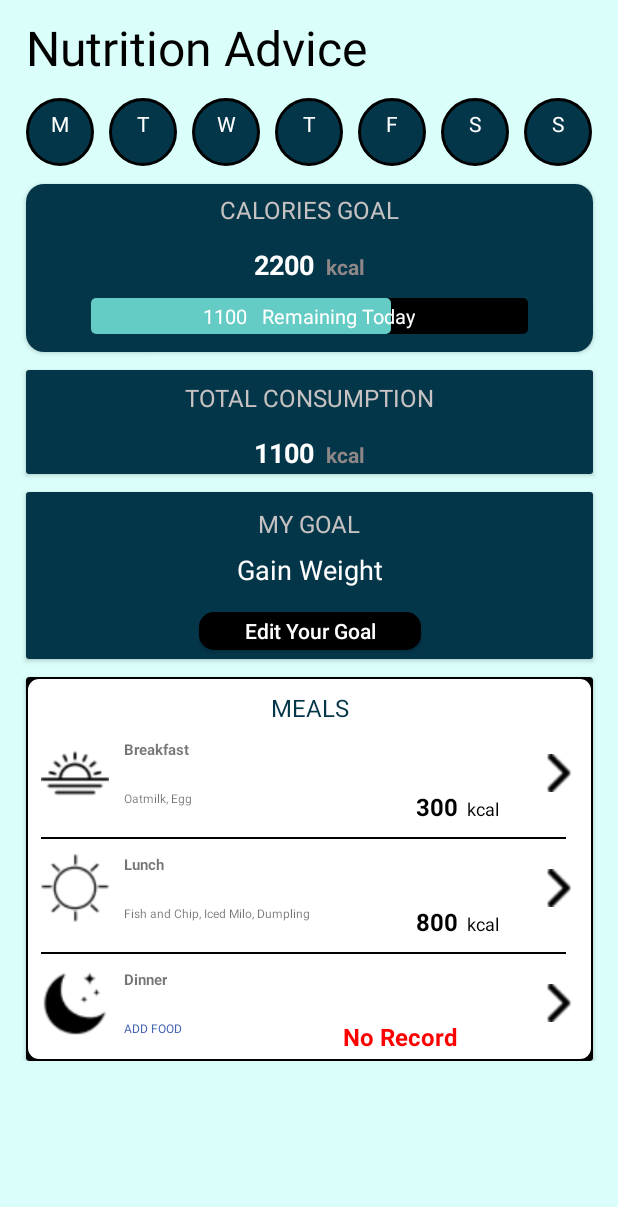
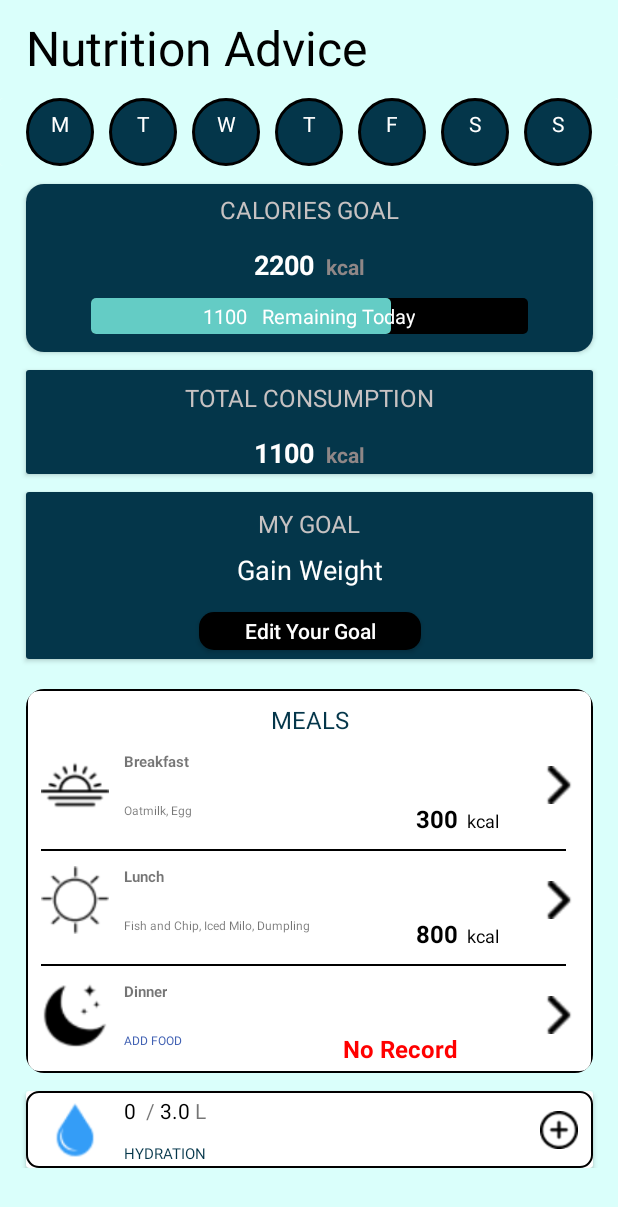
Before and after one commit to yii-meow/health-compass, an Android app: the screen it shows after launch (MainActivity), on a phone screen of 412 x 824 dp. Shown: the top 1207 px of the screen. Run offline under Robolectric (Android 15) with nearby library versions, the phone set to English and light mode, and no system bars.

Commit message:
update nutrition page

```diff
--- a/app/src/main/res/layout/nutrition.xml
+++ b/app/src/main/res/layout/nutrition.xml
@@ -405,11 +405,14 @@
         </androidx.cardview.widget.CardView>
 
         <androidx.cardview.widget.CardView
+            android:id="@+id/cardMeals"
             android:layout_width="378dp"
             android:layout_height="256dp"
-            android:layout_marginTop="12dp"
+            android:layout_marginTop="20dp"
             android:elevation="0dp"
-            app:cardBackgroundColor="@color/black"
+            app:cardBackgroundColor="#F2F0F0"
+            app:cardCornerRadius="12dp"
+            app:cardElevation="0dp"
             app:layout_constraintLeft_toLeftOf="@id/cardWeightGoal"
             app:layout_constraintTop_toBottomOf="@id/cardWeightGoal">
 
@@ -458,43 +461,39 @@
                     android:text="Oatmilk, Egg"
                     android:textSize="8dp"
                     app:layout_constraintBottom_toBottomOf="@id/imgDay"
-                    app:layout_constraintLeft_toLeftOf="@+id/lblBreakfast"
-                    />
+                    app:layout_constraintLeft_toLeftOf="@+id/lblBreakfast" />
+
+                <TextView
+                    android:id="@+id/tvBreakfastKcal"
+                    android:layout_width="wrap_content"
+                    android:layout_height="wrap_content"
+                    android:layout_marginRight="90dp"
+                    android:text="300"
+                    android:textColor="@color/black"
+                    android:textSize="16dp"
+                    android:textStyle="bold"
+                    app:layout_constraintRight_toRightOf="parent"
+                    app:layout_constraintTop_toTopOf="@+id/tvBreakfastList" />
 
                 <TextView
                     android:layout_width="wrap_content"
                     android:layout_height="wrap_content"
-                    android:id="@+id/tvBreakfastKcal"
-                    android:text="300"
-                    android:textStyle="bold"
-                    android:textColor="@color/black"
-                    app:layout_constraintRight_toRightOf="parent"
-                    android:layout_marginRight="90dp"
-                    app:layout_constraintTop_toTopOf="@+id/tvBreakfastList"
-                    android:textSize="16dp"
-                    />
-
-                <TextView
-                    android:layout_width="wrap_content"
-                    android:layout_height="wrap_content"
-                    android:textSize="12dp"
+                    android:layout_marginLeft="6dp"
                     android:text="kcal"
                     android:textColor="@color/black"
+                    android:textSize="12dp"
                     app:layout_constraintBaseline_toBaselineOf="@id/tvBreakfastKcal"
-                    app:layout_constraintLeft_toRightOf="@id/tvBreakfastKcal"
-                    android:layout_marginLeft="6dp"
-                    />
+                    app:layout_constraintLeft_toRightOf="@id/tvBreakfastKcal" />
 
                 <ImageView
                     android:id="@+id/imgBreakfastArrow"
                     android:layout_width="25dp"
                     android:layout_height="25dp"
+                    android:layout_marginRight="10dp"
                     android:src="@drawable/right_arrow"
+                    app:layout_constraintBottom_toBottomOf="@id/imgDay"
                     app:layout_constraintRight_toRightOf="parent"
-                    android:layout_marginRight="10dp"
-                    app:layout_constraintTop_toTopOf="@id/imgDay"
-                    app:layout_constraintBottom_toBottomOf="@id/imgDay"
-                    />
+                    app:layout_constraintTop_toTopOf="@id/imgDay" />
 
                 <View
                     android:id="@+id/hr1"
@@ -532,40 +531,36 @@
                     android:text="Fish and Chip, Iced Milo, Dumpling"
                     android:textSize="8dp"
                     app:layout_constraintBottom_toBottomOf="@id/imgNoon"
-                    app:layout_constraintLeft_toLeftOf="@+id/lblLunch"
-                    />
+                    app:layout_constraintLeft_toLeftOf="@+id/lblLunch" />
+
+                <TextView
+                    android:id="@+id/tvLunchKcal"
+                    android:layout_width="wrap_content"
+                    android:layout_height="wrap_content"
+                    android:text="800"
+                    android:textColor="@color/black"
+                    android:textSize="16dp"
+                    android:textStyle="bold"
+                    app:layout_constraintRight_toRightOf="@id/tvBreakfastKcal"
+                    app:layout_constraintTop_toTopOf="@+id/tvLunchList" />
 
                 <TextView
                     android:layout_width="wrap_content"
                     android:layout_height="wrap_content"
-                    android:id="@+id/tvLunchKcal"
-                    android:text="800"
-                    android:textStyle="bold"
-                    android:textColor="@color/black"
-                    app:layout_constraintRight_toRightOf="@id/tvBreakfastKcal"
-                    app:layout_constraintTop_toTopOf="@+id/tvLunchList"
-                    android:textSize="16dp"
-                    />
-
-                <TextView
-                    android:layout_width="wrap_content"
-                    android:layout_height="wrap_content"
-                    android:textSize="12dp"
+                    android:layout_marginLeft="6dp"
                     android:text="kcal"
                     android:textColor="@color/black"
+                    android:textSize="12dp"
                     app:layout_constraintBaseline_toBaselineOf="@id/tvLunchKcal"
-                    app:layout_constraintLeft_toRightOf="@id/tvLunchKcal"
-                    android:layout_marginLeft="6dp"
-                    />
+                    app:layout_constraintLeft_toRightOf="@id/tvLunchKcal" />
 
                 <ImageView
                     android:layout_width="25dp"
                     android:layout_height="25dp"
                     android:src="@drawable/right_arrow"
+                    app:layout_constraintBottom_toBottomOf="@id/imgNoon"
                     app:layout_constraintRight_toRightOf="@+id/imgBreakfastArrow"
-                    app:layout_constraintTop_toTopOf="@id/imgNoon"
-                    app:layout_constraintBottom_toBottomOf="@id/imgNoon"
-                    />
+                    app:layout_constraintTop_toTopOf="@id/imgNoon" />
 
                 <View
                     android:id="@+id/hr2"
@@ -604,40 +599,117 @@
                     android:textColor="#4161B3"
                     android:textSize="8dp"
                     app:layout_constraintBottom_toBottomOf="@id/imgNight"
-                    app:layout_constraintLeft_toLeftOf="@+id/lblDinner"
-                    />
+                    app:layout_constraintLeft_toLeftOf="@+id/lblDinner" />
+
+                <TextView
+                    android:id="@+id/tvDinnerKcal"
+                    android:layout_width="wrap_content"
+                    android:layout_height="wrap_content"
+                    android:text="No Record"
+                    android:textColor="#FF0000"
+                    android:textSize="16dp"
+                    android:textStyle="bold"
+                    app:layout_constraintRight_toRightOf="@id/tvBreakfastKcal"
+                    app:layout_constraintTop_toTopOf="@+id/tvDinnerList" />
 
                 <TextView
                     android:layout_width="wrap_content"
                     android:layout_height="wrap_content"
-                    android:id="@+id/tvDinnerKcal"
-                    android:text="No Record"
-                    android:textStyle="bold"
-                    android:textColor="#FF0000"
-                    app:layout_constraintRight_toRightOf="@id/tvBreakfastKcal"
-                    app:layout_constraintTop_toTopOf="@+id/tvDinnerList"
-                    android:textSize="16dp"
-                    />
-
-                <TextView
-                    android:layout_width="wrap_content"
-                    android:layout_height="wrap_content"
-                    android:textSize="12dp"
+                    android:layout_marginLeft="6dp"
                     android:text=""
                     android:textColor="@color/black"
+                    android:textSize="12dp"
                     app:layout_constraintBaseline_toBaselineOf="@id/tvDinnerKcal"
-                    app:layout_constraintLeft_toRightOf="@id/tvDinnerKcal"
-                    android:layout_marginLeft="6dp"
-                    />
+                    app:layout_constraintLeft_toRightOf="@id/tvDinnerKcal" />
 
                 <ImageView
                     android:layout_width="25dp"
                     android:layout_height="25dp"
                     android:src="@drawable/right_arrow"
+                    app:layout_constraintBottom_toBottomOf="@id/imgNight"
                     app:layout_constraintRight_toRightOf="@+id/imgBreakfastArrow"
-                    app:layout_constraintTop_toTopOf="@id/imgNight"
-                    app:layout_constraintBottom_toBottomOf="@id/imgNight"
-                    />
+                    app:layout_constraintTop_toTopOf="@id/imgNight" />
+
+            </androidx.constraintlayout.widget.ConstraintLayout>
+        </androidx.cardview.widget.CardView>
+
+        <androidx.cardview.widget.CardView
+            android:layout_width="378dp"
+            android:layout_height="51dp"
+            android:layout_marginTop="12dp"
+            app:cardBackgroundColor="@color/white"
+            app:layout_constraintLeft_toLeftOf="@id/cardMeals"
+            app:layout_constraintTop_toBottomOf="@id/cardMeals">
+
+            <androidx.constraintlayout.widget.ConstraintLayout
+                android:layout_width="match_parent"
+                android:layout_height="match_parent"
+                android:background="@drawable/card_border">
+
+                <ImageView
+                    android:id="@+id/imgHydration"
+                    android:layout_width="45dp"
+                    android:layout_height="45dp"
+                    android:layout_marginLeft="10dp"
+                    android:src="@drawable/hydration"
+                    app:layout_constraintBottom_toBottomOf="parent"
+                    app:layout_constraintLeft_toLeftOf="parent"
+                    app:layout_constraintTop_toTopOf="parent" />
+
+                <TextView
+                    android:id="@+id/tvTodayHydration"
+                    android:layout_width="wrap_content"
+                    android:layout_height="wrap_content"
+                    android:layout_marginLeft="10dp"
+                    android:text="0"
+                    android:textColor="@color/black"
+                    app:layout_constraintLeft_toRightOf="@id/imgHydration"
+                    app:layout_constraintTop_toTopOf="@id/imgHydration" />
+
+                <TextView
+                    android:id="@+id/tempHolder"
+                    android:layout_width="wrap_content"
+                    android:layout_height="wrap_content"
+                    android:layout_marginLeft="3dp"
+                    android:text=" / "
+                    app:layout_constraintBaseline_toBaselineOf="@id/tvTodayHydration"
+                    app:layout_constraintLeft_toRightOf="@id/tvTodayHydration" />
+
+                <TextView
+                    android:id="@+id/tvTargetHydration"
+                    android:layout_width="wrap_content"
+                    android:layout_height="wrap_content"
+                    android:text="3.0"
+                    android:textColor="@color/black"
+                    app:layout_constraintBaseline_toBaselineOf="@id/tvTodayHydration"
+                    app:layout_constraintLeft_toRightOf="@+id/tempHolder" />
+
+                <TextView
+                    android:layout_width="wrap_content"
+                    android:layout_height="wrap_content"
+                    android:text=" L"
+                    app:layout_constraintBaseline_toBaselineOf="@id/tvTargetHydration"
+                    app:layout_constraintLeft_toRightOf="@id/tvTargetHydration" />
+
+
+                <TextView
+                    android:layout_width="wrap_content"
+                    android:layout_height="wrap_content"
+                    android:layout_marginLeft="10dp"
+                    android:text="HYDRATION"
+                    android:textColor="#04364A"
+                    android:textSize="10dp"
+                    app:layout_constraintBottom_toBottomOf="@+id/imgHydration"
+                    app:layout_constraintLeft_toRightOf="@id/imgHydration" />
+
+                <ImageView
+                    android:layout_width="25dp"
+                    android:layout_height="25dp"
+                    android:layout_marginRight="10dp"
+                    android:src="@drawable/add"
+                    app:layout_constraintBottom_toBottomOf="parent"
+                    app:layout_constraintRight_toRightOf="parent"
+                    app:layout_constraintTop_toTopOf="parent" />
 
             </androidx.constraintlayout.widget.ConstraintLayout>
         </androidx.cardview.widget.CardView>
```
Also changed, not shown: app/src/main/res/drawable/add.png (added), app/src/main/res/drawable/hydration.png (added).
